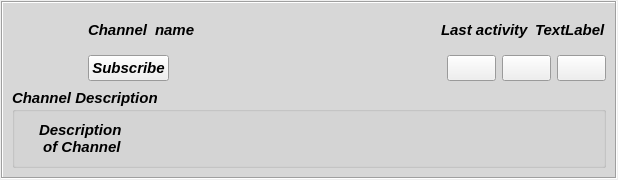
RetroShare/RetroShare, file retroshare-gui/src/gui/feeds/GxsChannelGroupItem.ui: the form before one commit.
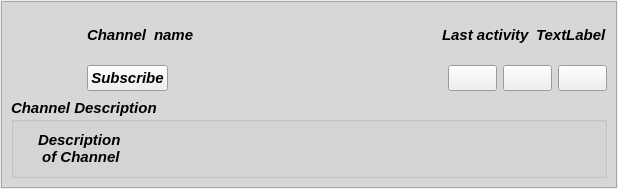
The form after the commit. Icons and pictures are not drawn.

Commit message: Fixed frames to get styles on system style

The edit to the form file:
```diff
--- a/retroshare-gui/src/gui/feeds/GxsChannelGroupItem.ui
+++ b/retroshare-gui/src/gui/feeds/GxsChannelGroupItem.ui
@@ -7,7 +7,7 @@
     <x>0</x>
     <y>0</y>
     <width>618</width>
-    <height>176</height>
+    <height>189</height>
    </rect>
   </property>
   <property name="font">
@@ -134,10 +134,10 @@
       <bool>true</bool>
      </property>
      <property name="frameShape">
-      <enum>QFrame::Box</enum>
+      <enum>QFrame::StyledPanel</enum>
      </property>
      <property name="frameShadow">
-      <enum>QFrame::Sunken</enum>
+      <enum>QFrame::Raised</enum>
      </property>
      <layout class="QGridLayout" name="feedFrame_GL">
       <item row="0" column="0">
```
The commit also changes 12 other files.
